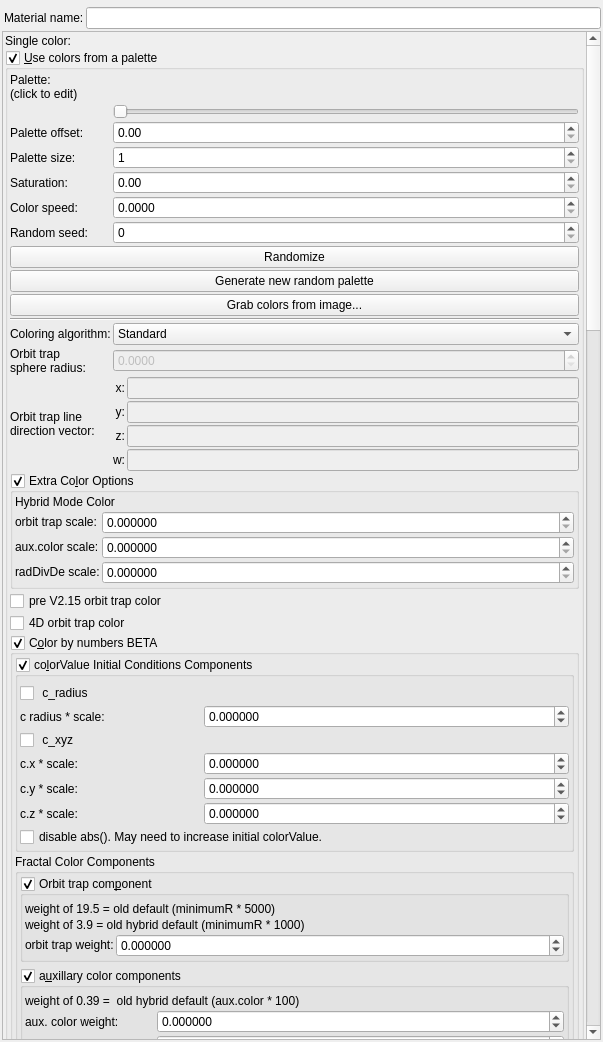
First picture: the form in mandelbulber2/qt/material_editor.ui, repository buddhi1980/mandelbulber2, before the edit.
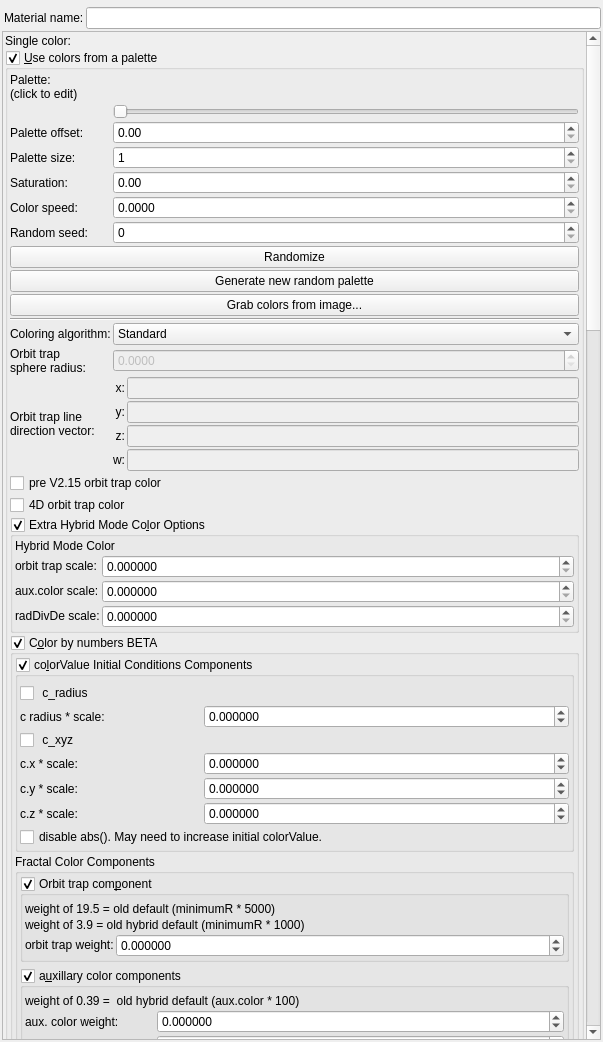
Second picture: the form after the edit. Icons and pictures are not drawn. Custom widgets are drawn as their Qt base class.

What changed in the file:
```diff
--- a/mandelbulber2/qt/material_editor.ui
+++ b/mandelbulber2/qt/material_editor.ui
@@ -82,8 +82,8 @@
        <rect>
         <x>0</x>
         <y>0</y>
-        <width>577</width>
-        <height>3470</height>
+        <width>583</width>
+        <height>3992</height>
        </rect>
       </property>
       <layout class="QVBoxLayout" name="verticalLayout_2">
@@ -650,13 +650,27 @@
             </item>
            </layout>
           </item>
+          <item>
+           <widget class="MyCheckBox" name="checkBox_fractal_coloring_color_preV215_false">
+            <property name="text">
+             <string notr="true">pre V2.15 orbit trap color</string>
+            </property>
+           </widget>
+          </item>
+          <item>
+           <widget class="MyCheckBox" name="checkBox_fractal_coloring_color_4D_enabled_false">
+            <property name="text">
+             <string notr="true">4D orbit trap color</string>
+            </property>
+           </widget>
+          </item>
           <item>
            <widget class="MyGroupBox" name="groupCheck_fractal_coloring_extra_color_options_false">
             <property name="toolTip">
              <string>&lt;html&gt;&lt;head/&gt;&lt;body&gt;&lt;p&gt;Function produces an addition to the ColorValues based on its current value.&lt;/p&gt;&lt;/body&gt;&lt;/html&gt;</string>
             </property>
             <property name="title">
-             <string>Extra Co&amp;lor Options</string>
+             <string>Extra Hybrid Mode Co&amp;lor Options</string>
             </property>
             <property name="checkable">
              <bool>true</bool>
@@ -821,20 +835,6 @@
             </layout>
            </widget>
           </item>
-          <item>
-           <widget class="MyCheckBox" name="checkBox_fractal_coloring_color_preV215_false">
-            <property name="text">
-             <string notr="true">pre V2.15 orbit trap color</string>
-            </property>
-           </widget>
-          </item>
-          <item>
-           <widget class="MyCheckBox" name="checkBox_fractal_coloring_color_4D_enabled_false">
-            <property name="text">
-             <string notr="true">4D orbit trap color</string>
-            </property>
-           </widget>
-          </item>
           <item>
            <widget class="MyGroupBox" name="groupCheck_fractal_coloring_extra_color_enabled_false">
             <property name="toolTip">
```
